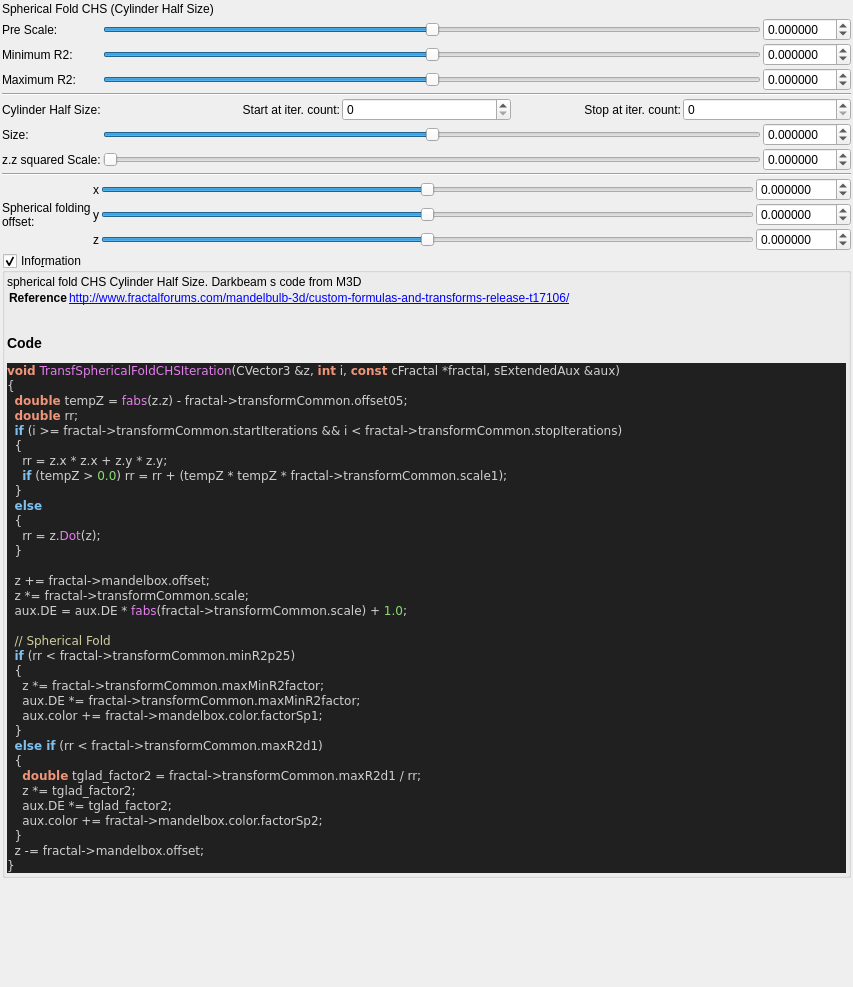
Above: mandelbulber2/qt_data/fractal_transf_spherical_fold_chs.ui from buddhi1980/mandelbulber2 before the change. Below: the same form after it.
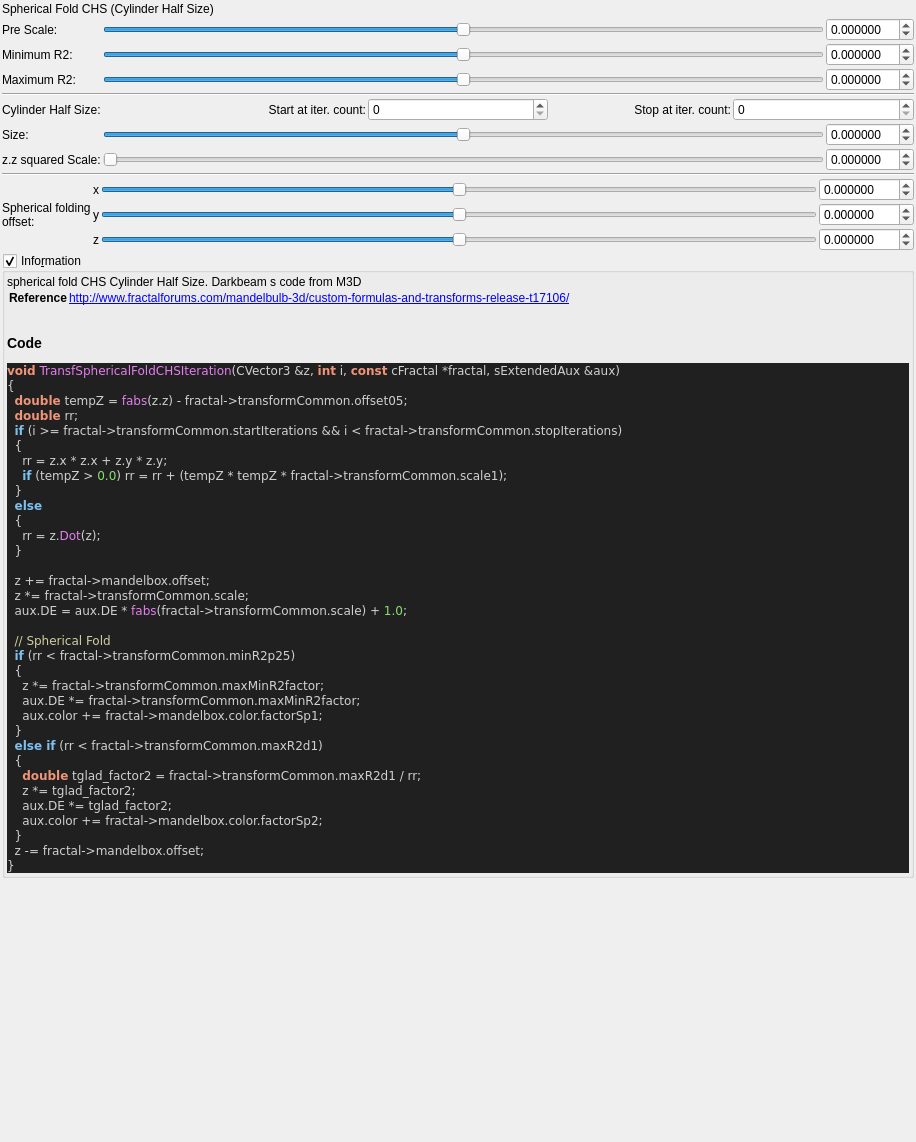
That is the form after the change. Custom widgets are drawn as their Qt base class.

Commit message: added missing tabstopps to fractal_transf_spherical_fold_chs.ui

Diff of the .ui file:
```diff
--- a/mandelbulber2/qt_data/fractal_transf_spherical_fold_chs.ui
+++ b/mandelbulber2/qt_data/fractal_transf_spherical_fold_chs.ui
@@ -6,8 +6,8 @@
    <rect>
     <x>0</x>
     <y>0</y>
-    <width>853</width>
-    <height>987</height>
+    <width>916</width>
+    <height>1142</height>
    </rect>
   </property>
   <property name="windowTitle">
```
Left out of the diff: 12 changed lines with no effect on the pictures.
